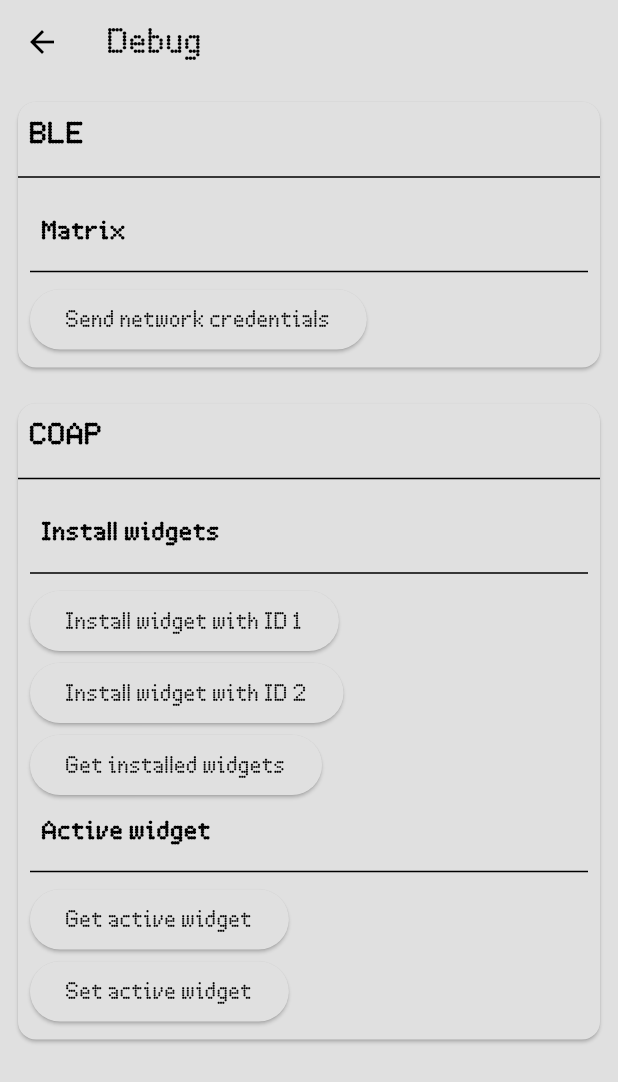
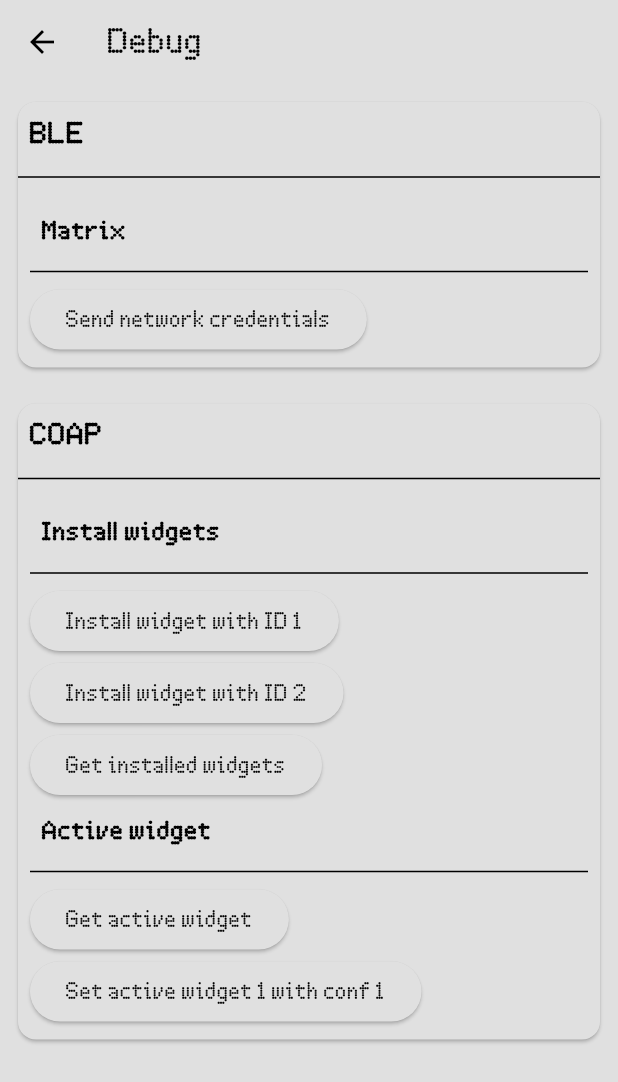
Before and after one commit to mosaico-matrix/mosaico-client, a Flutter app: the DebugPage screen opened by its route, on a phone screen of 412 x 824 dp. Shown: the top 1082 px of the screen. Run offline on Flutter 3.47's test engine with Material 3 defaults, Android fonts, the light colour scheme and no system bars; our stand-ins replace flutter_animate, flutter_blue_plus, flutter_slidable, fluttertoast, logger, lottie and 1 more; missing offline and left inert: coap; accounts and stored records are empty.

Commit message:
Added set widget preview coap service

```diff
--- a/lib/networking/coap/widget_service.dart
+++ b/lib/networking/coap/widget_service.dart
@@ -14,4 +14,9 @@ class WidgetService {
     final data = await BaseService.get('/installed_widgets');
     return List<Widget>.from(data.map((widget) => Widget.fromJson(widget)));
   }
+
+  static Future<void> previewWidget(int widgetId, int configId) async {
+    await BaseService.post('/active_widget', '{"widget_id": $widgetId, "config_id": $configId}');
+  }
+
 }
--- a/lib/pages/debug.dart
+++ b/lib/pages/debug.dart
@@ -97,9 +97,9 @@ class CoapSection extends StatelessWidget {
 
           ElevatedButton(
             onPressed: () async {
-
+              await WidgetService.previewWidget(1, 1);
             },
-            child: const Text('Set active widget'),
+            child: const Text('Set active widget 1 with conf 1'),
           ),
         ]),
       ],
```
